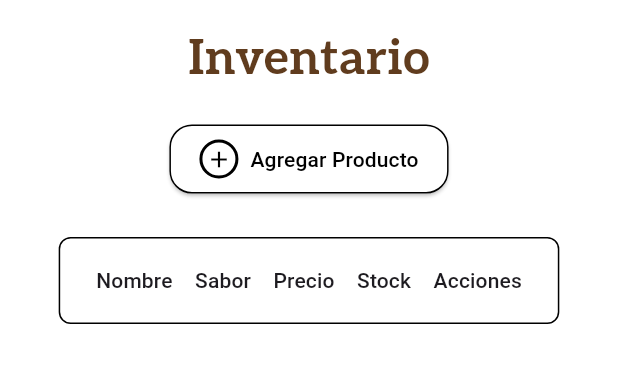
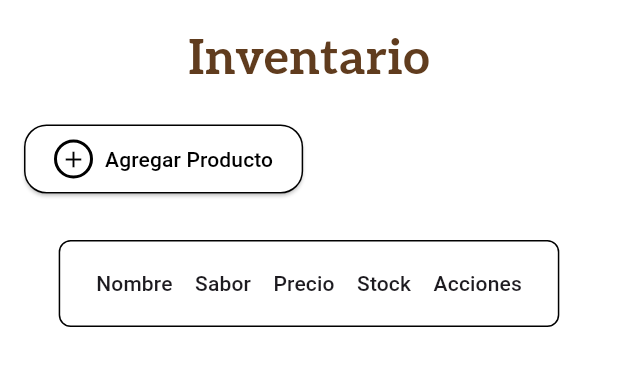
Before and after one commit to LitzyDiaz0/RinconDelPan, a Flutter app: the InventarioPage screen opened directly, on a phone screen of 412 x 824 dp, the part 444-830 px from its top. Run offline on Flutter 3.47's test engine with Material 3 defaults, Android fonts, the phone set to English and light mode, and no system bars; our stand-ins replace image_picker, logger, sqflite; accounts and stored records are empty.

Commit message:
acomodo visual de inventario

```diff
--- a/lib/pages/editarpan.dart
+++ b/lib/pages/editarpan.dart
@@ -106,7 +106,8 @@ class EditarPanPage extends StatelessWidget {
                 Text("Precio"),
                 SizedBox(height: 8),
                 TextField(
-                  controller: TextEditingController(text: producto.precio.toString()),
+                  controller:
+                      TextEditingController(text: producto.precio.toString()),
                   decoration: InputDecoration(
                     border: OutlineInputBorder(),
                     hintText: "Ingrese el precio del pan",
@@ -117,7 +118,8 @@ class EditarPanPage extends StatelessWidget {
                 Text("Stock"),
                 SizedBox(height: 8),
                 TextField(
-                  controller: TextEditingController(text: producto.stock.toString()),
+                  controller:
+                      TextEditingController(text: producto.stock.toString()),
                   decoration: InputDecoration(
                     border: OutlineInputBorder(),
                     hintText: "Ingrese el stock del pan",
--- a/lib/pages/inventario.dart
+++ b/lib/pages/inventario.dart
@@ -81,10 +81,14 @@ class _InventarioPageState extends State<InventarioPage> {
               color: Color.fromRGBO(96, 60, 30, 1),
             ),
           ),
-          const SizedBox(height: 20),
+          const SizedBox(
+            height: 20,
+          ),
           Padding(
               padding: const EdgeInsets.only(left: 16.0, right: 16.0),
-            child: ElevatedButton.icon(
+              child: Row(
+                children: [
+                  ElevatedButton.icon(
                     onPressed: () {
                       Navigator.pushReplacement(
                         context,
@@ -95,8 +99,8 @@ class _InventarioPageState extends State<InventarioPage> {
                     },
                     style: ElevatedButton.styleFrom(
                       backgroundColor: Colors.white,
-                padding:
-                    const EdgeInsets.symmetric(vertical: 10, horizontal: 20),
+                      padding: const EdgeInsets.symmetric(
+                          vertical: 10, horizontal: 20),
                       shape: RoundedRectangleBorder(
                         borderRadius: BorderRadius.circular(15),
                         side: const BorderSide(color: Colors.black, width: 1),
@@ -116,7 +120,8 @@ class _InventarioPageState extends State<InventarioPage> {
                       style: TextStyle(color: Colors.black),
                     ),
                   ),
-          ),
+                ],
+              )),
           const SizedBox(height: 20),
           Expanded(
             child: SingleChildScrollView(
@@ -124,7 +129,7 @@ class _InventarioPageState extends State<InventarioPage> {
               child: SingleChildScrollView(
                 scrollDirection: Axis.horizontal,
                 child: Padding(
-                  padding: const EdgeInsets.all(8.0),
+                  padding: const EdgeInsets.all(10.0),
                   child: Container(
                     decoration: BoxDecoration(
                       border: Border.all(color: Colors.black),
@@ -132,6 +137,8 @@ class _InventarioPageState extends State<InventarioPage> {
                     ),
                     child: DataTable(
                       columnSpacing: 15,
+                      // ignore: deprecated_member_use
+                      dataRowHeight: 60,
                       columns: const [
                         DataColumn(label: Text('Nombre')),
                         DataColumn(label: Text('Sabor')),
```
Lines whose indentation alone changed are shown as unchanged.
